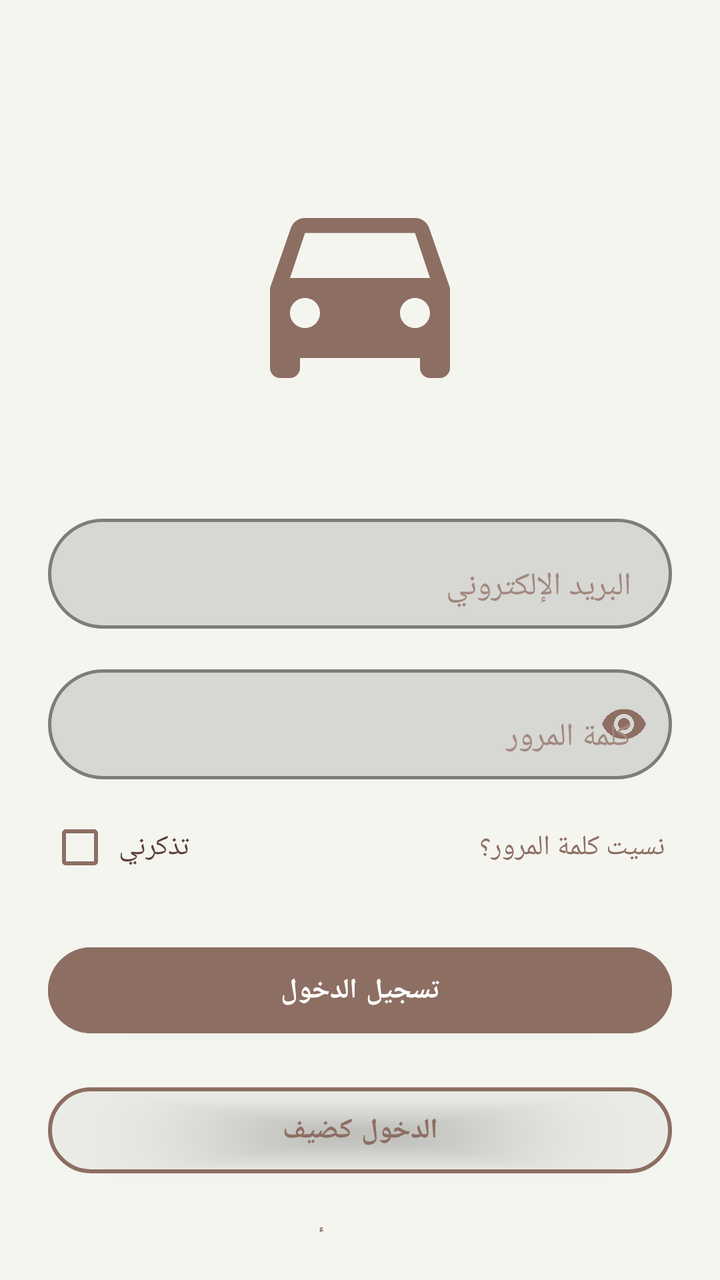
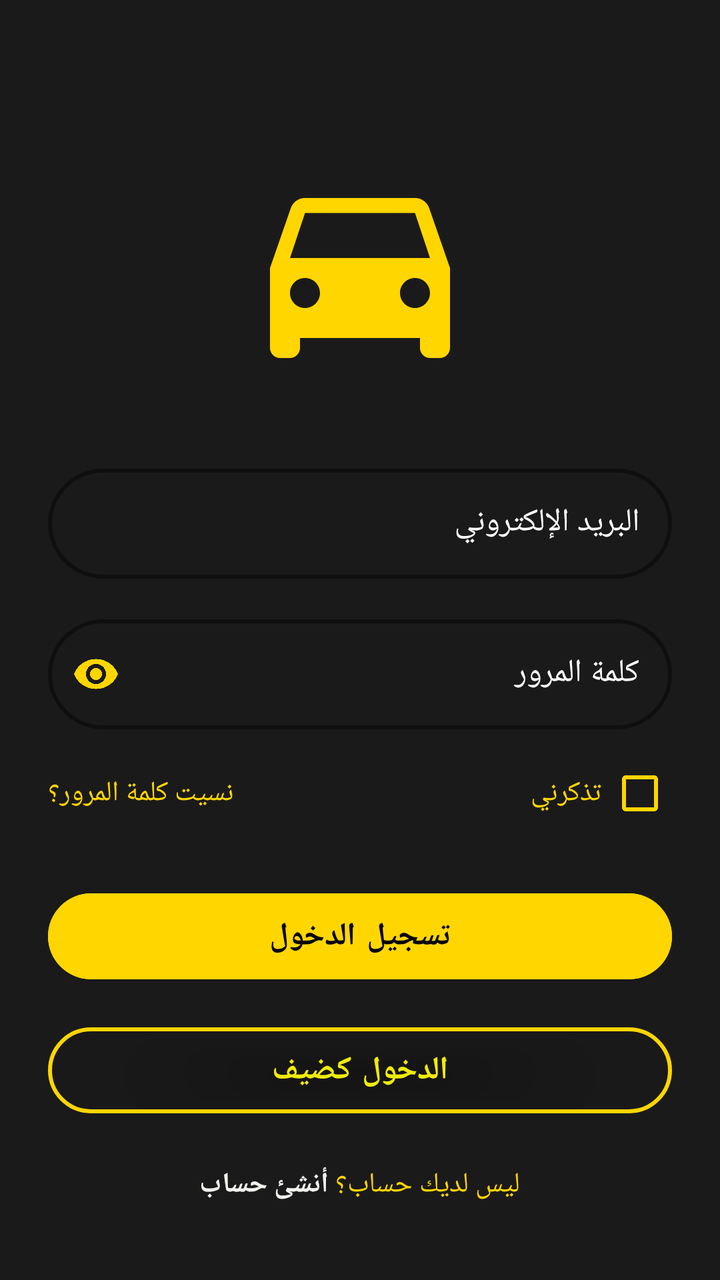

Two renders of the same Android screen: before a commit and after it. Below are the layout's source before the change and the commit's diff.
<!-- AndroidManifest.xml: application theme Theme.SonicTaxi -->
<!-- res/layout/activity_login.xml -->
<?xml version="1.0" encoding="utf-8"?>
<LinearLayout xmlns:android="http://schemas.android.com/apk/res/android"
    xmlns:app="http://schemas.android.com/apk/res-auto"
    android:layout_width="match_parent"
    android:layout_height="match_parent"
    android:background="#F5F5F0"
    android:orientation="vertical"
    android:padding="24dp"
    android:gravity="center_horizontal">

    <ImageView
        android:id="@+id/ivLogo"
        android:layout_width="120dp"
        android:layout_height="120dp"
        android:layout_marginTop="60dp"
        android:layout_marginBottom="30dp"
        android:src="@drawable/ic_ride"
        app:tint="#8D6E63"/>

    <com.google.android.material.textfield.TextInputLayout
        android:layout_width="match_parent"
        android:layout_height="wrap_content"
        android:layout_marginTop="20dp"
        app:boxBackgroundMode="outline"
        app:boxStrokeColor="#8D6E63"
        app:boxStrokeWidth="1.5dp"
        app:boxCornerRadiusTopStart="30dp"
        app:boxCornerRadiusTopEnd="30dp"
        app:boxCornerRadiusBottomStart="30dp"
        app:boxCornerRadiusBottomEnd="30dp"
        app:hintTextColor="#8D6E63"
        android:textColorHint="#A1887F">

        <com.google.android.material.textfield.TextInputEditText
            android:id="@+id/etEmail"
            android:layout_width="match_parent"
            android:layout_height="55dp"
            android:hint=" البريد الإلكتروني "
            android:inputType="textEmailAddress"
            android:textColor="#5D4037" />
    </com.google.android.material.textfield.TextInputLayout>

    <com.google.android.material.textfield.TextInputLayout
        android:layout_width="match_parent"
        android:layout_height="wrap_content"
        android:layout_marginTop="15dp"
        app:boxBackgroundMode="outline"
        app:boxStrokeColor="#8D6E63"
        app:boxStrokeWidth="1.5dp"
        app:boxCornerRadiusTopStart="30dp"
        app:boxCornerRadiusTopEnd="30dp"
        app:boxCornerRadiusBottomStart="30dp"
        app:boxCornerRadiusBottomEnd="30dp"
        app:hintTextColor="#8D6E63"
        android:textColorHint="#A1887F"
        app:passwordToggleEnabled="true"
        app:passwordToggleTint="#8D6E63">

        <com.google.android.material.textfield.TextInputEditText
            android:id="@+id/etPassword"
            android:layout_width="match_parent"
            android:layout_height="55dp"
            android:hint=" كلمة المرور "
            android:inputType="textPassword"
            android:textColor="#5D4037" />
    </com.google.android.material.textfield.TextInputLayout>

    <LinearLayout
        android:layout_width="match_parent"
        android:layout_height="wrap_content"
        android:layout_marginTop="10dp"
        android:gravity="center_vertical">

        <CheckBox android:id="@+id/cbRememberMe"
            android:layout_width="wrap_content"
            android:layout_height="wrap_content"
            android:text=" تذكرني "
            android:textColor="#5D4037"
            android:buttonTint="#8D6E63"/>

        <View
            android:layout_width="0dp"
            android:layout_height="0dp"
            android:layout_weight="1"/>

        <TextView
            android:id="@+id/tvForgotPassword"
            android:layout_width="wrap_content"
            android:layout_height="wrap_content"
            android:text=" نسيت كلمة المرور؟ "
            android:textColor="#8D6E63"/>
    </LinearLayout>

    <Button android:id="@+id/btnLogin"
        android:layout_width="match_parent"
        android:layout_height="55dp"
        android:layout_marginTop="20dp"
        android:backgroundTint="#8D6E63"
        android:text=" تسجيل الدخول "
        android:textColor="#FFFFFF"
        android:textStyle="bold"
        app:cornerRadius="30dp"/>

    <com.google.android.material.button.MaterialButton
        android:id="@+id/btnGuestLogin"
        android:layout_width="match_parent"
        android:layout_height="55dp"
        android:layout_marginTop="15dp"
        android:text=" الدخول كضيف "
        android:textColor="#8D6E63"
        android:textStyle="bold"
        app:strokeColor="#8D6E63"
        app:strokeWidth="2dp"
        app:backgroundTint="@android:color/transparent"
        app:cornerRadius="30dp" />

    <LinearLayout
        android:layout_width="wrap_content"
        android:layout_height="wrap_content"
        android:layout_marginTop="20dp"
        android:orientation="horizontal">

        <TextView android:id="@+id/tvSignUp"
            android:layout_width="wrap_content"
            android:layout_height="wrap_content"
            android:text=" أنشئ حساب "
            android:textColor="#8D6E63"
            android:textStyle="bold" />

        <TextView
            android:layout_width="wrap_content"
            android:layout_height="wrap_content"
            android:text=" ليس لديك حساب؟ "
            android:textColor="#5D4037" />
    </LinearLayout>
</LinearLayout>
<!-- resources referenced by this layout -->
<resources>
  <!-- drawable ic_ride (drawable) -->
  <?xml version="1.0" encoding="utf-8"?>
  <vector xmlns:android="http://schemas.android.com/apk/res/android"
      android:width="24dp"
      android:height="24dp"
      android:viewportWidth="24"
      android:viewportHeight="24">
      <path
          android:fillColor="@android:color/white"
          android:pathData="M18.92,6.01C18.72,5.42 18.16,5 17.5,5h-11c-0.66,0 -1.21,0.42 -1.42,1.01L3,12v8c0,0.55 0.45,1 1,1h1c0.55,0 1,-0.45 1,-1v-1h12v1c0,0.55 0.45,1 1,1h1c0.55,0 1,-0.45 1,-1v-8l-2.08,-5.99zM6.5,16c-0.83,0 -1.5,-0.67 -1.5,-1.5S5.67,13 6.5,13s1.5,0.67 1.5,1.5S7.33,16 6.5,16zM17.5,16c-0.83,0 -1.5,-0.67 -1.5,-1.5S16.67,13 17.5,13s1.5,0.67 1.5,1.5S18.33,16 17.5,16zM5,11l1.5,-4.5h11L19,11H5z"/>
  </vector>
  <style name="Theme.SonicTaxi" parent="Theme.MaterialComponents.DayNight.NoActionBar">        <item name="android:statusBarColor">#121212</item>
          <item name="android:windowLightStatusBar">false</item>
  
          <item name="colorPrimary">#121212</item>
          <item name="colorPrimaryVariant">#121212</item>
          <item name="colorSecondary">#FFD600</item>
      </style>
</resources>

<!-- the commit's change to res/layout/activity_login.xml (unified diff, before → after) -->
@@ -3,80 +3,85 @@
     xmlns:app="http://schemas.android.com/apk/res-auto"
     android:layout_width="match_parent"
     android:layout_height="match_parent"
-    android:background="#F5F5F0"
+    android:background="#1B1A1A"
     android:orientation="vertical"
     android:padding="24dp"
-    android:gravity="center_horizontal">
+    android:gravity="center_horizontal"
+    android:textDirection="rtl"
+    android:layoutDirection="rtl">
 
     <ImageView
         android:id="@+id/ivLogo"
         android:layout_width="120dp"
         android:layout_height="120dp"
-        android:layout_marginTop="60dp"
-        android:layout_marginBottom="30dp"
+        android:layout_marginTop="50dp"
+        android:layout_marginBottom="20dp"
         android:src="@drawable/ic_ride"
-        app:tint="#8D6E63"/>
+        app:tint="#FFD600"/>
 
     <com.google.android.material.textfield.TextInputLayout
+        style="@style/WhiteHintTextInputLayout"
         android:layout_width="match_parent"
         android:layout_height="wrap_content"
-        android:layout_marginTop="20dp"
+        android:layout_marginTop="15dp"
         app:boxBackgroundMode="outline"
-        app:boxStrokeColor="#8D6E63"
-        app:boxStrokeWidth="1.5dp"
+        app:boxStrokeColor="@color/accent_yellow"
+        app:boxStrokeWidth="2dp"
+        app:hintTextColor="@color/accent_yellow"
         app:boxCornerRadiusTopStart="30dp"
         app:boxCornerRadiusTopEnd="30dp"
         app:boxCornerRadiusBottomStart="30dp"
-        app:boxCornerRadiusBottomEnd="30dp"
-        app:hintTextColor="#8D6E63"
-        android:textColorHint="#A1887F">
+        app:boxCornerRadiusBottomEnd="30dp">
 
         <com.google.android.material.textfield.TextInputEditText
             android:id="@+id/etEmail"
             android:layout_width="match_parent"
             android:layout_height="55dp"
-            android:hint=" البريد الإلكتروني "
+            android:hint="البريد الإلكتروني"
             android:inputType="textEmailAddress"
-            android:textColor="#5D4037" />
+            android:textColor="#FBFAF9"
+            android:textColorHint="#FFFFFF" />
     </com.google.android.material.textfield.TextInputLayout>
 
     <com.google.android.material.textfield.TextInputLayout
+        style="@style/WhiteHintTextInputLayout"
         android:layout_width="match_parent"
         android:layout_height="wrap_content"
         android:layout_marginTop="15dp"
         app:boxBackgroundMode="outline"
-        app:boxStrokeColor="#8D6E63"
-        app:boxStrokeWidth="1.5dp"
+        app:boxStrokeColor="@color/accent_yellow"
+        app:boxStrokeWidth="2dp"
+        app:hintTextColor="@color/accent_yellow"
         app:boxCornerRadiusTopStart="30dp"
         app:boxCornerRadiusTopEnd="30dp"
         app:boxCornerRadiusBottomStart="30dp"
         app:boxCornerRadiusBottomEnd="30dp"
-        app:hintTextColor="#8D6E63"
-        android:textColorHint="#A1887F"
         app:passwordToggleEnabled="true"
-        app:passwordToggleTint="#8D6E63">
+        app:passwordToggleTint="#FFD600">
 
         <com.google.android.material.textfield.TextInputEditText
             android:id="@+id/etPassword"
             android:layout_width="match_parent"
             android:layout_height="55dp"
-            android:hint=" كلمة المرور "
+            android:hint="كلمة المرور"
             android:inputType="textPassword"
-            android:textColor="#5D4037" />
+            android:textColor="#FFFFFF"
+            android:textColorHint="#FFFFFF" />
     </com.google.android.material.textfield.TextInputLayout>
 
     <LinearLayout
         android:layout_width="match_parent"
         android:layout_height="wrap_content"
-        android:layout_marginTop="10dp"
+        android:layout_marginTop="8dp"
         android:gravity="center_vertical">
 
-        <CheckBox android:id="@+id/cbRememberMe"
+        <CheckBox
+            android:id="@+id/cbRememberMe"
             android:layout_width="wrap_content"
             android:layout_height="wrap_content"
             android:text=" تذكرني "
-            android:textColor="#5D4037"
-            android:buttonTint="#8D6E63"/>
+            android:textColor="#FFD600"
+            android:buttonTint="#FFD600"/>
 
         <View
             android:layout_width="0dp"
@@ -87,29 +92,32 @@
             android:id="@+id/tvForgotPassword"
             android:layout_width="wrap_content"
             android:layout_height="wrap_content"
-            android:text=" نسيت كلمة المرور؟ "
-            android:textColor="#8D6E63"/>
+            android:text="نسيت كلمة المرور؟"
+            android:textColor="#FFD600"/>
     </LinearLayout>
 
-    <Button android:id="@+id/btnLogin"
+    <Button
+        android:id="@+id/btnLogin"
         android:layout_width="match_parent"
         android:layout_height="55dp"
         android:layout_marginTop="20dp"
-        android:backgroundTint="#8D6E63"
-        android:text=" تسجيل الدخول "
-        android:textColor="#FFFFFF"
+        android:backgroundTint="#FFD600"
+        android:text="تسجيل الدخول"
+        android:textColor="#050505"
         android:textStyle="bold"
+        android:textSize="16sp"
         app:cornerRadius="30dp"/>
 
     <com.google.android.material.button.MaterialButton
         android:id="@+id/btnGuestLogin"
         android:layout_width="match_parent"
         android:layout_height="55dp"
-        android:layout_marginTop="15dp"
-        android:text=" الدخول كضيف "
-        android:textColor="#8D6E63"
+        android:layout_marginTop="12dp"
+        android:text="الدخول كضيف"
+        android:textColor="#EFEB09"
         android:textStyle="bold"
-        app:strokeColor="#8D6E63"
+        android:textSize="16sp"
+        app:strokeColor="#FFD600"
         app:strokeWidth="2dp"
         app:backgroundTint="@android:color/transparent"
         app:cornerRadius="30dp" />
@@ -118,19 +126,21 @@
         android:layout_width="wrap_content"
         android:layout_height="wrap_content"
         android:layout_marginTop="20dp"
-        android:orientation="horizontal">
-
-        <TextView android:id="@+id/tvSignUp"
-            android:layout_width="wrap_content"
-            android:layout_height="wrap_content"
-            android:text=" أنشئ حساب "
-            android:textColor="#8D6E63"
-            android:textStyle="bold" />
+        android:orientation="horizontal"
+        android:gravity="center">
 
         <TextView
             android:layout_width="wrap_content"
             android:layout_height="wrap_content"
-            android:text=" ليس لديك حساب؟ "
-            android:textColor="#5D4037" />
+            android:text="ليس لديك حساب؟ "
+            android:textColor="#FFD600" />
+
+        <TextView
+            android:id="@+id/tvSignUp"
+            android:layout_width="wrap_content"
+            android:layout_height="wrap_content"
+            android:text="أنشئ حساب"
+            android:textColor="#F2F2EE"
+            android:textStyle="bold" />
     </LinearLayout>
 </LinearLayout>
<!-- resource entries referenced after the edit -->
@@ -1,5 +1,6 @@
 <!-- resources referenced by this layout -->
 <resources>
+  <color name="accent_yellow">#FFD600</color>
   <!-- drawable ic_ride (drawable) -->
   <?xml version="1.0" encoding="utf-8"?>
   <vector xmlns:android="http://schemas.android.com/apk/res/android"
@@ -11,12 +12,22 @@
           android:fillColor="@android:color/white"
           android:pathData="M18.92,6.01C18.72,5.42 18.16,5 17.5,5h-11c-0.66,0 -1.21,0.42 -1.42,1.01L3,12v8c0,0.55 0.45,1 1,1h1c0.55,0 1,-0.45 1,-1v-1h12v1c0,0.55 0.45,1 1,1h1c0.55,0 1,-0.45 1,-1v-8l-2.08,-5.99zM6.5,16c-0.83,0 -1.5,-0.67 -1.5,-1.5S5.67,13 6.5,13s1.5,0.67 1.5,1.5S7.33,16 6.5,16zM17.5,16c-0.83,0 -1.5,-0.67 -1.5,-1.5S16.67,13 17.5,13s1.5,0.67 1.5,1.5S18.33,16 17.5,16zM5,11l1.5,-4.5h11L19,11H5z"/>
   </vector>
-  <style name="Theme.SonicTaxi" parent="Theme.MaterialComponents.DayNight.NoActionBar">        <item name="android:statusBarColor">#121212</item>
+  <style name="WhiteHintTextInputLayout" parent="Widget.MaterialComponents.TextInputLayout.OutlinedBox">
+          <item name="hintTextColor">@color/accent_yellow</item>
+          <item name="android:textColorHint">@color/app_white</item>
+      </style>
+  <style name="Theme.SonicTaxi" parent="Theme.MaterialComponents.DayNight.NoActionBar">
+          <item name="android:statusBarColor">#121212</item>
           <item name="android:windowLightStatusBar">false</item>
   
           <item name="colorPrimary">#121212</item>
           <item name="colorPrimaryVariant">#121212</item>
           <item name="colorSecondary">#FFD600</item>
+  
+          
+          <item name="colorOnSurface">@color/app_white</item>
+          <item name="editTextStyle">@style/Widget.AppCompat.EditText</item>
       </style>
+  <color name="app_white">#FFFFFF</color>
 </resources>
 
